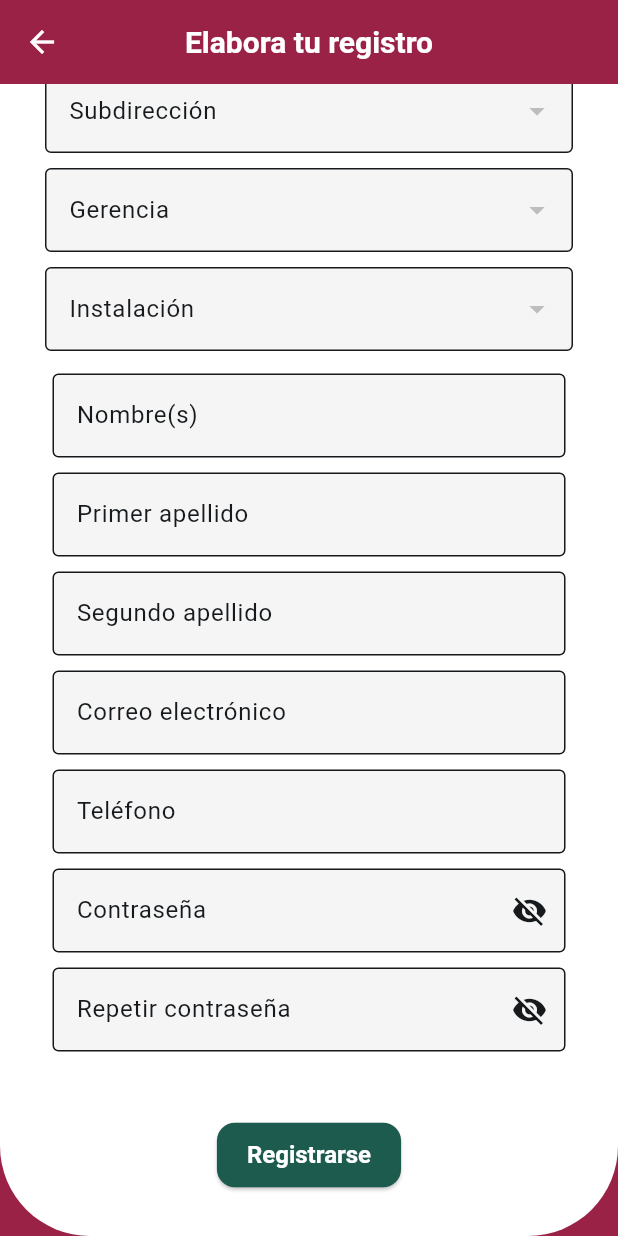
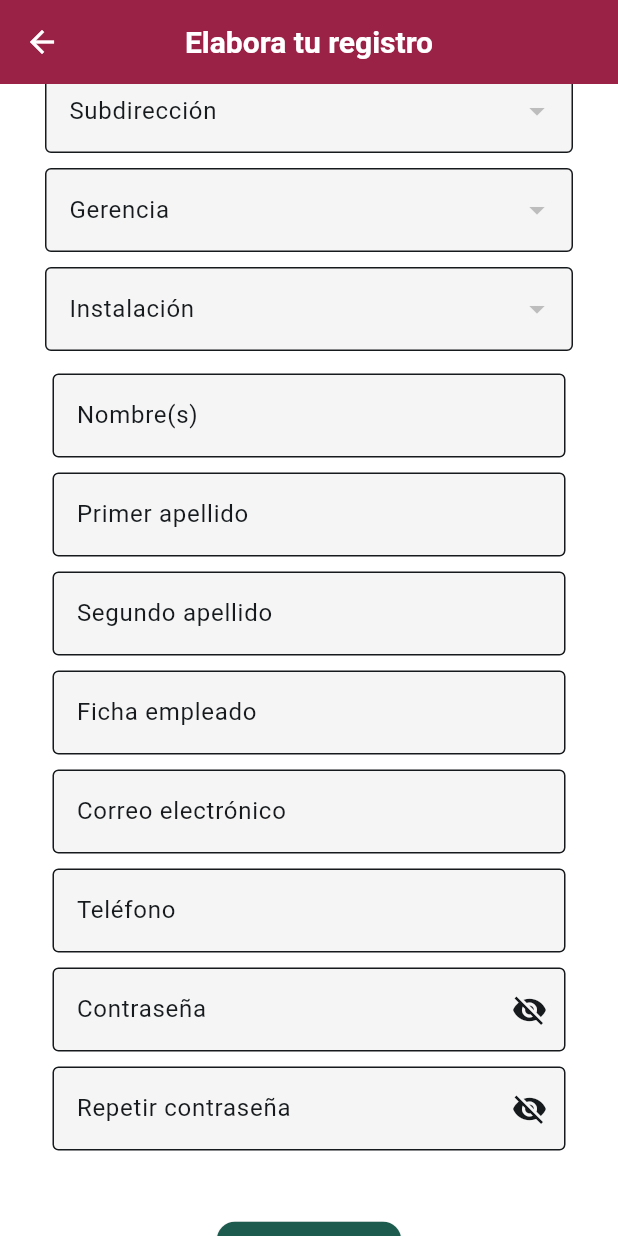
Before and after one commit to raewashere/calibraciones, a Flutter app: the VistaRegistro screen opened by its route, scrolled down 393 dp, on a phone screen of 412 x 824 dp. Run offline on Flutter 3.47's test engine with Material 3 defaults, Android fonts, the phone set to English and light mode, and no system bars; our stand-ins replace animate_do, flutter_profile_picture, supabase_flutter; missing offline and left inert: dart:html; accounts and stored records are empty; Roboto replaces fonts that are missing (Montserrat).

Commit message:
Inclusión en BD de ficha de empleado, temperaturas y presiones en distintas unidades, ordenamiento de reporte de calibraciones.

```diff
--- a/lib/models/_corrida.dart
+++ b/lib/models/_corrida.dart
@@ -110,8 +110,8 @@ class Corrida {
       //'id_corrida': idCorrida,
       'caudal_m3_hr': caudalM3Hr,
       'caudal_bbl_hr': caudalBblHr,
-      'temperatura': temperaturaC,
-      'presion': presionKgCm2,
+      'temperatura_c': temperaturaC,
+      'presion_kg_m2': presionKgCm2,
       //'presion_psi': presionPSI,
       'meter_factor': meterFactor,
       'k_factor_pulsos_m3': kFactorPulseM3,
--- a/lib/screens/vista_registro.dart
+++ b/lib/screens/vista_registro.dart
@@ -20,6 +20,7 @@ class VistaRegistroState extends State<VistaRegistro> {
   final TextEditingController _nombreController = TextEditingController();
   final TextEditingController _primerController = TextEditingController();
   final TextEditingController _segundoController = TextEditingController();
+  final TextEditingController _fichaController = TextEditingController();
   final TextEditingController _emailController = TextEditingController();
   final TextEditingController _telefonoController = TextEditingController();
   final TextEditingController _passwordController = TextEditingController();
@@ -220,6 +221,13 @@ class VistaRegistroState extends State<VistaRegistro> {
                               ),
                               _buildTextFormField(
                                 context,
+                                hintText: "Ficha empleado",
+                                validatorText:
+                                    'Favor de escribir tu ficha de empleado',
+                                controllerText: _fichaController,
+                              ),
+                              _buildTextFormField(
+                                context,
                                 hintText: "Correo electrónico",
                                 validatorText:
                                     'Favor de escribir tu correo electrónico',
@@ -284,6 +292,7 @@ class VistaRegistroState extends State<VistaRegistro> {
                                             );
                                             respuestaRegistro = await usuarioService
                                                 .registrarUsuario(
+                                                  _fichaController.text,
                                                   _emailController.text,
                                                   _nombreController.text,
                                                   _primerController.text,
--- a/lib/screens/vista_registro_calibracion.dart
+++ b/lib/screens/vista_registro_calibracion.dart
@@ -158,7 +158,7 @@ class VistaRegistroCalibracionState extends State<VistaRegistroCalibracion> {
   bool _editingPulsosBbl = false;
   bool _editingPresion = false;
   bool _editingPresionPSI = false;
-  bool _editingPresionKPa = false;
+  final bool _editingPresionKPa = false;
 
   static const double factor = 6.28981; // m³/h a bbl/h
   static const double factorPulsos = 0.158987; // bbl → m³
--- a/lib/services/implementation/calibracion_service_impl.dart
+++ b/lib/services/implementation/calibracion_service_impl.dart
@@ -71,6 +71,7 @@ class CalibracionServiceImpl implements CalibracionService {
       final response = await supabase
           .from('calibracion_equipo')
           .select()
+          .order( 'id_calibracion', ascending: false)
           .range(offset, offset + limit - 1);
 
       // response ya es una List<Map<String, dynamic>>
--- a/lib/services/implementation/usuario_service_impl.dart
+++ b/lib/services/implementation/usuario_service_impl.dart
@@ -11,6 +11,7 @@ class UsuarioServiceImpl implements UsuarioService {
       "https://n8n-1xb0.onrender.com/webhook/31f9de4b-5677-4e3a-aa03-31e7174c7b6a";
   @override
   Future<bool> registrarUsuario(
+    String fichaEmpleado,
     String correoElectronico,
     String nombre,
     String primerApellido,
@@ -38,6 +39,7 @@ class UsuarioServiceImpl implements UsuarioService {
             .from('usuario')
             .insert([
               {
+                'ficha_empleado': fichaEmpleado,
                 'correo_electronico': correoElectronico,
                 'nombre': nombre,
                 'primer_apellido': primerApellido,
@@ -55,6 +57,7 @@ class UsuarioServiceImpl implements UsuarioService {
         http.post(
           Uri.parse(urlN8N),
           body: jsonEncode({
+            'ficha_empleado': fichaEmpleado,
             'email_por_aprobar': correoElectronico,
             'nombre': '$nombre $primerApellido $segundoApellido',
             'telefono': telefono,
--- a/lib/services/usuario_service.dart
+++ b/lib/services/usuario_service.dart
@@ -2,6 +2,7 @@ import 'package:calibraciones/models/_usuario.dart';
 
 abstract class UsuarioService {
   Future<bool> registrarUsuario(
+    String fichaEmpleado,
     String correoElectronico,
     String nombre,
     String primerApellido,
```
Also changed, not shown: lib/screens/vista_bienvenida.dart (+8 -8 lines), 3 other files.
